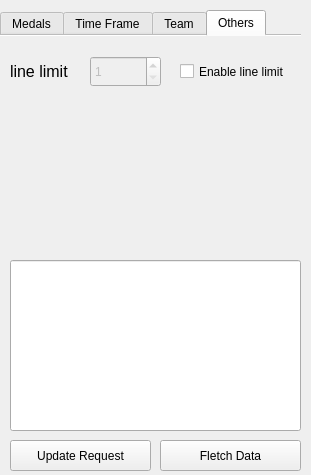
LiamB72/TROPHEE_NSI, file data/UIs/RequestOptions.ui: the form before one commit.
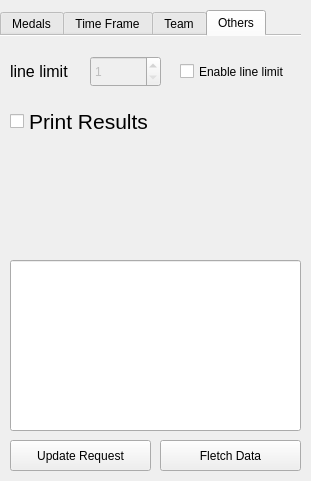
The form after the commit. The open tabs and pages were chosen to show the change.

Diff of the .ui file:
```diff
--- a/data/UIs/RequestOptions.ui
+++ b/data/UIs/RequestOptions.ui
@@ -7,7 +7,7 @@
     <x>0</x>
     <y>0</y>
     <width>311</width>
-    <height>475</height>
+    <height>481</height>
    </rect>
   </property>
   <property name="windowTitle">
@@ -352,6 +352,24 @@
        <string>Enable line limit</string>
       </property>
      </widget>
+     <widget class="QCheckBox" name="printResultCB">
+      <property name="geometry">
+       <rect>
+        <x>10</x>
+        <y>60</y>
+        <width>291</width>
+        <height>51</height>
+       </rect>
+      </property>
+      <property name="font">
+       <font>
+        <pointsize>16</pointsize>
+       </font>
+      </property>
+      <property name="text">
+       <string>Print Results</string>
+      </property>
+     </widget>
     </widget>
    </widget>
    <widget class="QPushButton" name="confirmButton">
```
